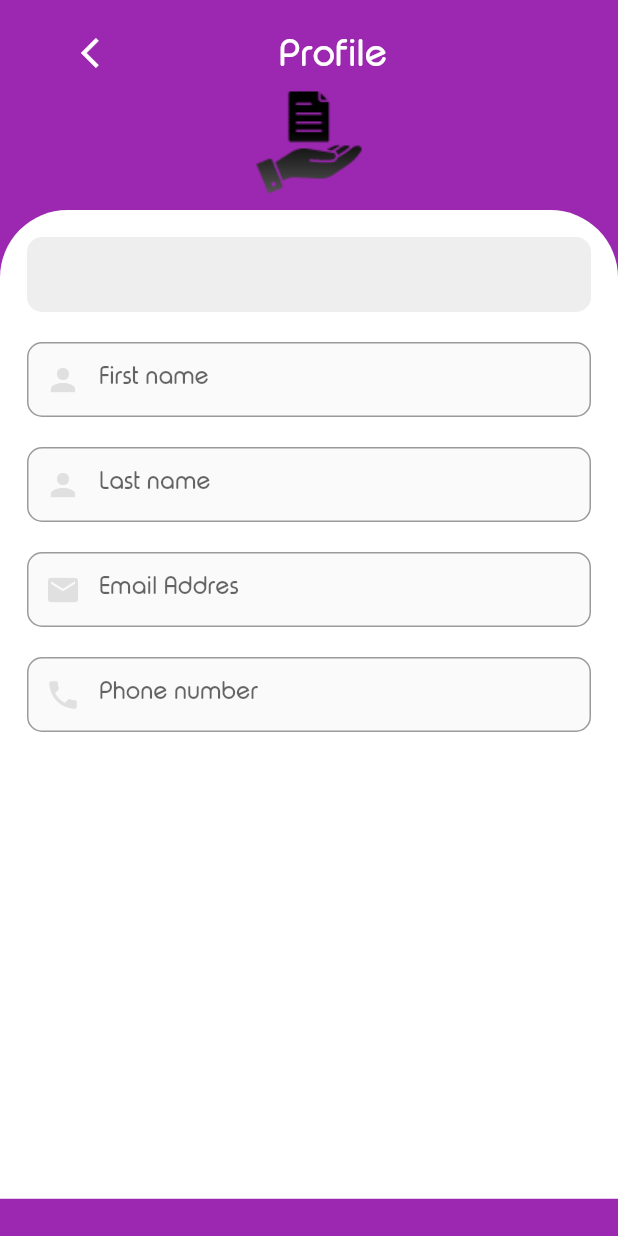
After one commit to Mrashoo24/demo_nikita, a Flutter app: the Profile screen opened directly, on a phone screen of 412 x 824 dp. The commit adds this screen. Run offline on Flutter 3.47's test engine with Material 2 defaults, Android fonts, the phone set to English and light mode, and no system bars; our stand-ins replace dio, dropdown_search, file_picker, firebase_core, firebase_messaging, flutter_countdown_timer and 13 more; missing offline and left inert: custom_pop_up_menu, mac_address, slide_digital_clock; accounts and stored records are empty; network calls fail.

Commit message:
design changes in HR

```diff
--- a/lib/Components/constants.dart
+++ b/lib/Components/constants.dart
@@ -140,9 +140,3 @@ Container buildGradientFloating() {
     ),
   );
 }
-
-
-
-
-
-///astagfirullah astagfirullah astagfirullah astagfirullah astagfirullah
--- a/lib/MujahidHR/announcement.dart
+++ b/lib/MujahidHR/announcement.dart
@@ -50,11 +50,7 @@ class _AnnouncementState extends State<Announcement> {
       decoration: BoxDecoration(
         gradient:LinearGradient(
           colors: [
-            Colors.grey,
-            Colors.black,
-
-            Colors.grey,
-            Colors.black,
+            kGray3, kblack, kGray3,  kblack,
             //add more colors for gradient
           ],
           begin: Alignment.topRight, //begin of the gradient color
--- a/lib/MujahidHR/hrenquirymain.dart
+++ b/lib/MujahidHR/hrenquirymain.dart
@@ -25,11 +25,7 @@ class _HREnquiryState extends State<HREnquiry> {
         decoration: BoxDecoration(
           gradient:LinearGradient(
             colors: [
-              Colors.grey,
-              Colors.black,
-
-              Colors.grey,
-              Colors.black,
+              kGray3, kblack, kGray3,  kblack,
               //add more colors for gradient
             ],
             begin: Alignment.topRight, //begin of the gradient color
--- a/lib/main.dart
+++ b/lib/main.dart
@@ -31,6 +31,7 @@ import 'Related sites/related_sites.dart';
 import 'Services/Services.dart';
 import 'mannan HR screen/hrservies.dart';
 import 'MujahidHR/services2.dart';
+import 'mjumattermos.dart';
 
 
 const AndroidNotificationChannel channel = AndroidNotificationChannel(
@@ -175,7 +176,7 @@ class _MyAppState extends State<MyApp> {
         )
 
       ),
-      home: SplashScreeen(),
+      home:SplashScreeen(),
      builder: (context, child) {
       return MediaQuery(
         data: MediaQuery.of(context).copyWith(textScaleFactor: 1.0),
--- /dev/null
+++ b/lib/mjumattermos.dart
@@ -0,0 +1,140 @@
+import 'package:flutter/cupertino.dart';
+import 'package:flutter/gestures.dart';
+import 'package:flutter/material.dart';
+import 'package:get/get.dart';
+import 'package:get/get_core/src/get_main.dart';
+
+class Profile extends StatefulWidget {
+  const Profile({Key? key}) : super(key: key);
+
+  @override
+  _ProfileState createState() => _ProfileState();
+}
+
+class _ProfileState extends State<Profile> {
+  @override
+  Widget build(BuildContext context) {
+    return SafeArea(
+        child: Scaffold(
+      backgroundColor: Colors.purple,
+      body: SingleChildScrollView(
+        child: Column(
+          mainAxisAlignment: MainAxisAlignment.spaceAround,
+          children: [
+            Padding(
+              padding: const EdgeInsets.only(right: 100.0, top: 20),
+              child: Row(
+                mainAxisAlignment: MainAxisAlignment.spaceAround,
+                children: [
+                  Icon(
+                    Icons.arrow_back_ios,
+                    color: Colors.white,
+                  ),
+                  Text(
+                    "Profile",
+                    style: TextStyle(
+                        fontSize: 25,
+                        fontWeight: FontWeight.w400,
+                        color: Colors.white),
+                  )
+                ],
+              ),
+            ),
+            Image(image: AssetImage("assets/bennnchlist.png")),
+            Container(
+                height: Get.height * 0.8,
+                width: Get.width,
+                decoration: BoxDecoration(
+                    borderRadius: BorderRadius.only(
+                        topRight: Radius.circular(45),
+                        topLeft: Radius.circular(45)),
+                    color: Colors.white),
+                child: Padding(
+                  padding: const EdgeInsets.all( 18.0),
+                  child: Column(
+                    children: [
+                      Container(
+                        height: 50,
+                        width: Get.width,
+                        decoration: BoxDecoration(
+                            color: Colors.grey.shade200,
+                            borderRadius: BorderRadius.all(Radius.circular(10))),
+                        child: Row(children: [
+
+                        ],)
+                      ),
+                      SizedBox(height: 20),
+                      Container(
+                        height: 50, width: Get.width,
+                        decoration: BoxDecoration(
+                            color: Colors.grey.shade50,
+                            borderRadius: BorderRadius.all(Radius.circular(10))),
+                        child: TextFormField(
+                            decoration: InputDecoration(
+                              prefixIcon: Icon(Icons.person,color: Colors.grey.shade300,),
+                             focusedBorder: OutlineInputBorder( borderRadius: BorderRadius.circular(10)),
+                              border: OutlineInputBorder( borderRadius: BorderRadius.circular(10)),
+                              hintText: 'First name',
+
+                          ),
+                        ),
+                      ),
+                      SizedBox(height: 20),
+                      Container(
+                        height: 50, width: Get.width,
+                        decoration: BoxDecoration(
+                            color: Colors.grey.shade50,
+                            borderRadius: BorderRadius.all(Radius.circular(10))),
+                        child: TextFormField(
+                          decoration: InputDecoration(
+                            prefixIcon: Icon(Icons.person,color: Colors.grey.shade300,),
+                            focusedBorder: OutlineInputBorder( borderRadius: BorderRadius.circular(10)),
+                            border: OutlineInputBorder( borderRadius: BorderRadius.circular(10)),
+                            hintText: 'Last name',
+
+                          ),
+                        ),
+                      ),
+                      SizedBox(height: 20),
+                      Container(
+                        height: 50, width: Get.width,
+                        decoration: BoxDecoration(
+                            color: Colors.grey.shade50,
+                            borderRadius: BorderRadius.all(Radius.circular(10))),
+                        child: TextFormField(
+                          decoration: InputDecoration(
+                            prefixIcon: Icon(Icons.email,color: Colors.grey.shade300,),
+                            focusedBorder: OutlineInputBorder( borderRadius: BorderRadius.circular(10)),
+                            border: OutlineInputBorder( borderRadius: BorderRadius.circular(10)),
+                            hintText: 'Email Addres',
+
+                          ),
+                        ),
+                      ),
+                      SizedBox(height: 20),
+                      Container(
+                        height: 50, width: Get.width,
+                        decoration: BoxDecoration(
+                            color: Colors.grey.shade50,
+                            borderRadius: BorderRadius.all(Radius.circular(10))),
+                        child: TextFormField(
+                          keyboardType: TextInputType.number,
+                          decoration: InputDecoration(
+                            prefixIcon: Icon(Icons.phone,color: Colors.grey.shade300,),
+                            focusedBorder: OutlineInputBorder( borderRadius: BorderRadius.circular(10)),
+                            border: OutlineInputBorder( borderRadius: BorderRadius.circular(10)),
+                            hintText: 'Phone number',
+
+                          ),
+                        ),
+                      ),
+                    ],
+                  ),
+                )
+            ),
+          ],
+        ),
+      ),
+    ));
+  }
+}
```
Also changed, not shown: lib/MujahidHR/hrcoursesa.dart (+96 -37 lines), lib/MujahidHR/hrdasshboard.dart (+5 -9 lines), lib/MujahidHR/hrenquiryDetail.dart (+35 -24 lines), lib/MujahidHR/hrreporrts.dart (+3 -7 lines), lib/MujahidHR/services2.dart (+2 -6 lines), assets/neewnquiry.png (added), assets/sennt.png (added), lib/Mujahidthursday/Services/service_detail.dart (indentation only).
